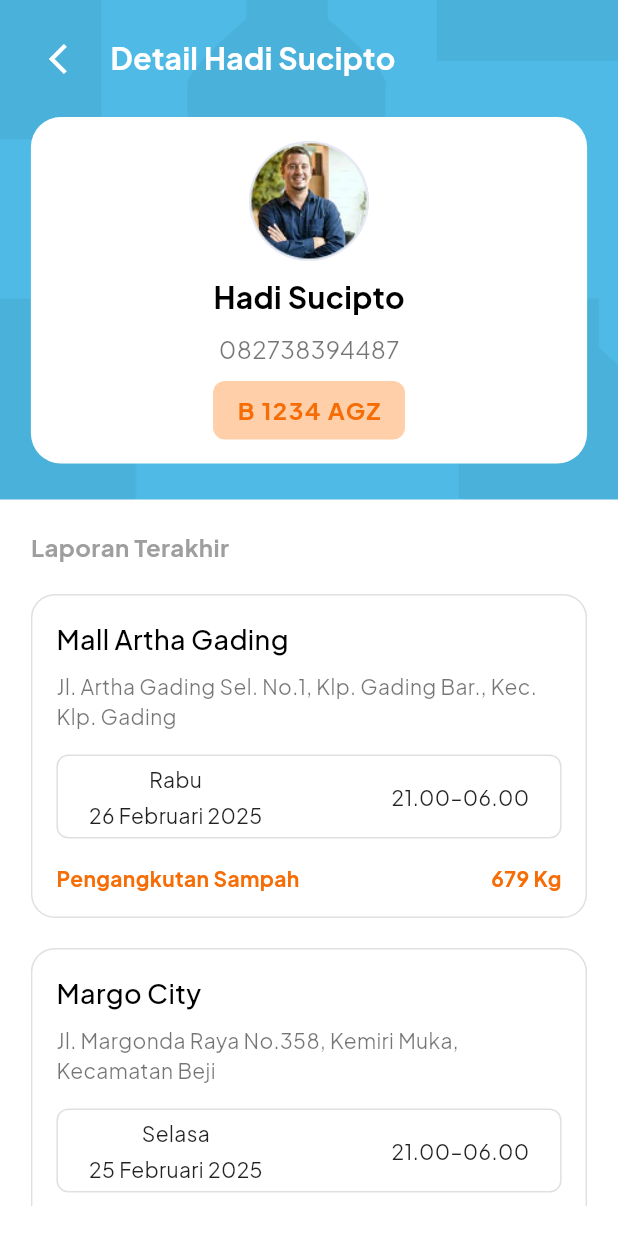
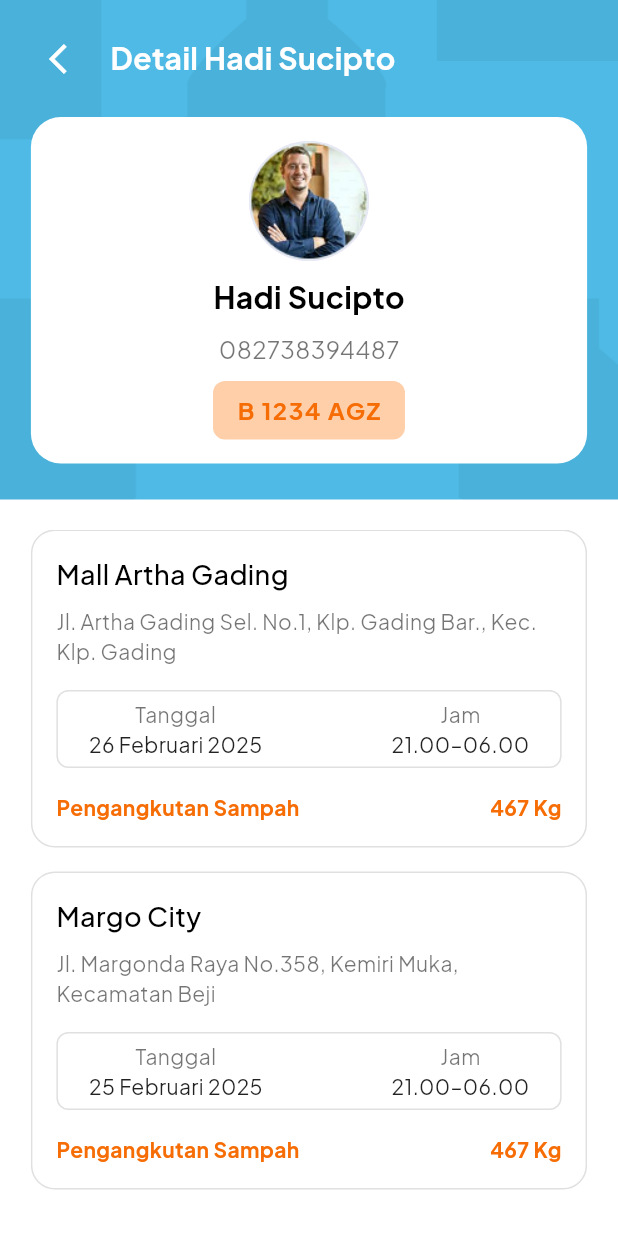
Before and after one commit to azzahrarinaldi/bersihku-app, a Flutter app: the DataSupirScreen screen opened by its route, after a tap on "Lihat Detail", on a phone screen of 412 x 824 dp. Run offline on Flutter 3.47's test engine with Material 3 defaults, Android fonts, the phone set to English and light mode, and no system bars; our stand-ins replace get, image_picker, shared_preferences; accounts and stored records are empty.

Commit message:
fixing detail_data_supir with getX

```diff
--- a/lib/controllers/data_supir_controller.dart
+++ b/lib/controllers/data_supir_controller.dart
@@ -19,7 +19,6 @@ class DriverController extends GetxController {
         place: "Pengangkutan terakhir",
         date: "26 Februari 2025",
         time: "21.00–06.00",
-        type: "Tipe Pengangkutan",
       ),
       DriverModel(
         name: "Joko Priyanto",
@@ -27,7 +26,6 @@ class DriverController extends GetxController {
         place: "Pengangkutan terakhir",
         date: "26 Februari 2025",
         time: "21.00–06.00",
-        type: "Tipe Pengangkutan",
       ),
     ]);
   }
--- /dev/null
+++ b/lib/controllers/detail_data_supir_controller.dart
@@ -0,0 +1,31 @@
+import 'package:get/get.dart';
+import '../../models/detail_data_supir_model.dart';
+
+class DetailDataSupirController extends GetxController {
+  final laporanList = <DriverDetailModel>[].obs;
+
+  @override
+  void onInit() {
+    super.onInit();
+    loadDummyData(); // Ganti ini dengan API/fetch di kemudian hari
+  }
+
+  void loadDummyData() {
+    laporanList.value = [
+      DriverDetailModel(
+        place: 'Mall Artha Gading',
+        address: 'Jl. Artha Gading Sel. No.1, Klp. Gading Bar., Kec. Klp. Gading',
+        date: '26 Februari 2025',
+        time: '21.00–06.00',
+        weight: '467',
+      ),
+      DriverDetailModel(
+        place: 'Margo City',
+        address: 'Jl. Margonda Raya No.358, Kemiri Muka, Kecamatan Beji',
+        date: '25 Februari 2025',
+        time: '21.00–06.00',
+        weight: '467',
+      ),
+    ];
+  }
+}
--- a/lib/controllers/history_admin_controller.dart
+++ b/lib/controllers/history_admin_controller.dart
@@ -1,4 +1,4 @@
-import 'package:bersihku/models/card_history_model.dart';
+import 'package:bersihku/models/card_data_model.dart';
 import 'package:get/get.dart';
 
 class HistoryAdminController extends GetxController {
--- a/lib/controllers/laporan_masuk_controller.dart
+++ b/lib/controllers/laporan_masuk_controller.dart
@@ -1,4 +1,4 @@
-import 'package:bersihku/models/card_history_model.dart';
+import 'package:bersihku/models/card_data_model.dart';
 import 'package:get/get.dart';
 
 class LaporanMasukController extends GetxController {
--- a/lib/models/data_supir_model.dart
+++ b/lib/models/data_supir_model.dart
@@ -4,7 +4,6 @@ class DriverModel {
   final String place;
   final String date;
   final String time;
-  final String type;
 
   DriverModel({
     required this.name,
@@ -12,7 +11,6 @@ class DriverModel {
     required this.place,
     required this.date,
     required this.time,
-    required this.type,
   });
 
   factory DriverModel.fromMap(Map<String, dynamic> map) {
@@ -22,7 +20,6 @@ class DriverModel {
       place: map['place'] ?? '',
       date: map['date'] ?? '',
       time: map['time'] ?? '',
-      type: map['pengangkutanText'] ?? '',
     );
   }
 
@@ -33,7 +30,6 @@ class DriverModel {
       'place': place,
       'date': date,
       'time': time,
-      'pengangkutanText': type,
     };
   }
 }
--- a/lib/models/detail_data_supir_model.dart
+++ b/lib/models/detail_data_supir_model.dart
@@ -0,0 +1,35 @@
+class DriverDetailModel {
+  final String place;
+  final String address;
+  final String date;
+  final String time;
+  final String weight;
+
+  DriverDetailModel({
+    required this.place,
+    required this.address,
+    required this.date,
+    required this.time,
+    required this.weight
+  });
+
+  factory DriverDetailModel.fromMap(Map<String, dynamic> map) {
+    return DriverDetailModel(
+      place: map['place'] ?? '',
+      address: map['address'] ?? '',
+      date: map['date'] ?? '',
+      time: map['time'] ?? '',
+      weight: map['weight'] ?? ''
+    );
+  }
+
+  Map<String, dynamic> toMap() {
+    return {
+      'place': place,
+      'address': address,
+      'date': date,
+      'time': time,
+      'weight': weight,
+    };
+  }
+}
--- a/lib/ui/admin-front/history-admin/components/admin_history_card.dart
+++ b/lib/ui/admin-front/history-admin/components/admin_history_card.dart
@@ -1,4 +1,4 @@
-import 'package:bersihku/models/card_history_model.dart';
+import 'package:bersihku/models/card_data_model.dart';
 import 'package:flutter/material.dart';
 
 class AdminHistoryCard extends StatelessWidget {
--- a/lib/ui/admin-front/history-admin/components/admin_history_list.dart
+++ b/lib/ui/admin-front/history-admin/components/admin_history_list.dart
@@ -1,4 +1,4 @@
-import 'package:bersihku/models/card_history_model.dart';
+import 'package:bersihku/models/card_data_model.dart';
 import 'package:flutter/material.dart';
 import 'admin_history_card.dart';
 
--- a/lib/ui/admin-front/home-admin/detail-data-supir/components/laporan_item.dart
+++ b/lib/ui/admin-front/home-admin/detail-data-supir/components/laporan_item.dart
@@ -1,30 +1,20 @@
+import 'package:bersihku/models/detail_data_supir_model.dart';
 import 'package:flutter/material.dart';
 import 'package:bersihku/const.dart';
 
 class LaporanItem extends StatelessWidget {
-  final String lokasi;
-  final String alamat;
-  final String hari;
-  final String tanggal;
-  final String jam;
-  final String berat;
+  final DriverDetailModel laporan;
 
-  const LaporanItem({
-    super.key,
-    required this.lokasi,
-    required this.alamat,
-    required this.hari,
-    required this.tanggal,
-    required this.jam,
-    required this.berat,
-  });
+  const LaporanItem({super.key, required this.laporan});
 
   @override
   Widget build(BuildContext context) {
     Size size = MediaQuery.of(context).size;
     double screenWidth = size.width;
+
     return Container(
       padding: const EdgeInsets.all(16),
+      margin: const EdgeInsets.only(bottom: 16),
       decoration: BoxDecoration(
         color: Colors.white,
         borderRadius: BorderRadius.circular(16),
@@ -34,16 +24,16 @@ class LaporanItem extends StatelessWidget {
         crossAxisAlignment: CrossAxisAlignment.start,
         children: [
           Text(
-            lokasi,
+            laporan.place,
             style: const TextStyle(
               fontSize: 18,
               fontWeight: FontWeight.w500,
-              color: Colors.black
+              color: Colors.black,
             ),
           ),
           const SizedBox(height: 8),
           Text(
-            alamat,
+            laporan.address,
             style: const TextStyle(
               fontSize: 14,
               color: Colors.black54,
@@ -61,31 +51,22 @@ class LaporanItem extends StatelessWidget {
               mainAxisAlignment: MainAxisAlignment.spaceBetween,
               children: [
                 Column(
-                  crossAxisAlignment: CrossAxisAlignment.center,
                   children: [
+                    const Text('Tanggal', style: TextStyle(color: Colors.black54)),
                     Text(
-                      hari,
-                      style: const TextStyle(
-                        fontSize: 14,
-                        color: Colors.black87,
-                      ),
-                    ),
-                    const SizedBox(height: 4),
-                    Text(
-                      tanggal,
-                      style: const TextStyle(
-                        fontSize: 14,
-                        color: Colors.black87,
-                      ),
+                      laporan.date,
+                      style: const TextStyle(fontSize: 14, color: Colors.black87),
                     ),
                   ],
                 ),
-                Text(
-                  jam,
-                  style: const TextStyle(
-                    fontSize: 14,
-                    color: Colors.black87,
-                  ),
+                Column(
+                  children: [
+                    const Text('Jam', style: TextStyle(color: Colors.black54)),
+                    Text(
+                      laporan.time,
+                      style: const TextStyle(fontSize: 14, color: Colors.black87),
+                    ),
+                  ],
                 ),
               ],
             ),
@@ -103,7 +84,7 @@ class LaporanItem extends StatelessWidget {
                 ),
               ),
               Text(
-                berat,
+                   "${laporan.weight} Kg",
                 style: const TextStyle(
                   fontSize: 14,
                   fontWeight: FontWeight.bold,
--- a/lib/ui/admin-front/home-admin/detail-data-supir/detail_data_supir_screen.dart
+++ b/lib/ui/admin-front/home-admin/detail-data-supir/detail_data_supir_screen.dart
@@ -1,8 +1,10 @@
-import 'package:bersihku/const.dart';
+import 'package:bersihku/controllers/detail_data_supir_controller.dart';
 import 'package:bersihku/ui/admin-front/home-admin/detail-data-supir/components/data_supir_header.dart';
 import 'package:bersihku/ui/admin-front/home-admin/detail-data-supir/components/data_supir_profile.dart';
+import 'package:bersihku/ui/admin-front/home-admin/detail-data-supir/components/laporan_item.dart';
 import 'package:flutter/material.dart';
-import 'components/laporan_item.dart';
+import 'package:get/get.dart';
+import 'package:bersihku/const.dart';
 
 class DetailDataSupirScreen extends StatelessWidget {
   const DetailDataSupirScreen({super.key});
@@ -11,6 +13,8 @@ class DetailDataSupirScreen extends StatelessWidget {
   Widget build(BuildContext context) {
     Size size = MediaQuery.of(context).size;
     double screenWidth = size.width;
+
+    final controller = Get.put(DetailDataSupirController());
 
     return Scaffold(
       backgroundColor: primaryColor,
@@ -39,41 +43,15 @@ class DetailDataSupirScreen extends StatelessWidget {
                     vertical: 20,
                   ),
                   decoration: const BoxDecoration(color: Colors.white),
-                  child: SingleChildScrollView(
-                    child: Column(
-                      crossAxisAlignment: CrossAxisAlignment.start,
-                      children: [
-                        const Text(
-                          "Laporan Terakhir",
-                          style: TextStyle(
-                            fontSize: 16,
-                            fontWeight: FontWeight.bold,
-                            color: Colors.grey,
-                          ),
-                        ),
-                        const SizedBox(height: 20),
-                        const LaporanItem(
-                          lokasi: 'Mall Artha Gading',
-                          alamat:
-                              'Jl. Artha Gading Sel. No.1, Klp. Gading Bar., Kec. Klp. Gading',
-                          hari: 'Rabu',
-                          tanggal: '26 Februari 2025',
-                          jam: '21.00–06.00',
-                          berat: '679 Kg',
-                        ),
-                        const SizedBox(height: 20),
-                        const LaporanItem(
-                          lokasi: 'Margo City',
-                          alamat:
-                              'Jl. Margonda Raya No.358, Kemiri Muka, Kecamatan Beji',
-                          hari: 'Selasa',
-                          tanggal: '25 Februari 2025',
-                          jam: '21.00–06.00',
-                          berat: '976 Kg',
-                        ),
-                      ],
-                    ),
-                  ),
+                  child: Obx(() {
+                    return ListView.builder(
+                      itemCount: controller.laporanList.length,
+                      itemBuilder: (context, index) {
+                        final laporan = controller.laporanList[index];
+                        return LaporanItem(laporan: laporan);
+                      },
+                    );
+                  }),
                 ),
               ),
             ],
--- a/lib/ui/admin-front/home-admin/laporan-masuk/components/pengangkutan_card.dart
+++ b/lib/ui/admin-front/home-admin/laporan-masuk/components/pengangkutan_card.dart
@@ -1,6 +1,6 @@
 import 'package:flutter/material.dart';
 import 'package:bersihku/const.dart';
-import 'package:bersihku/models/card_history_model.dart';
+import 'package:bersihku/models/card_data_model.dart';
 
 class PengangkutanCard extends StatelessWidget {
   final CardDataModel data;
```
Also changed, not shown: lib/models/card_data_model.dart (renamed from lib/models/card_history_model.dart).
